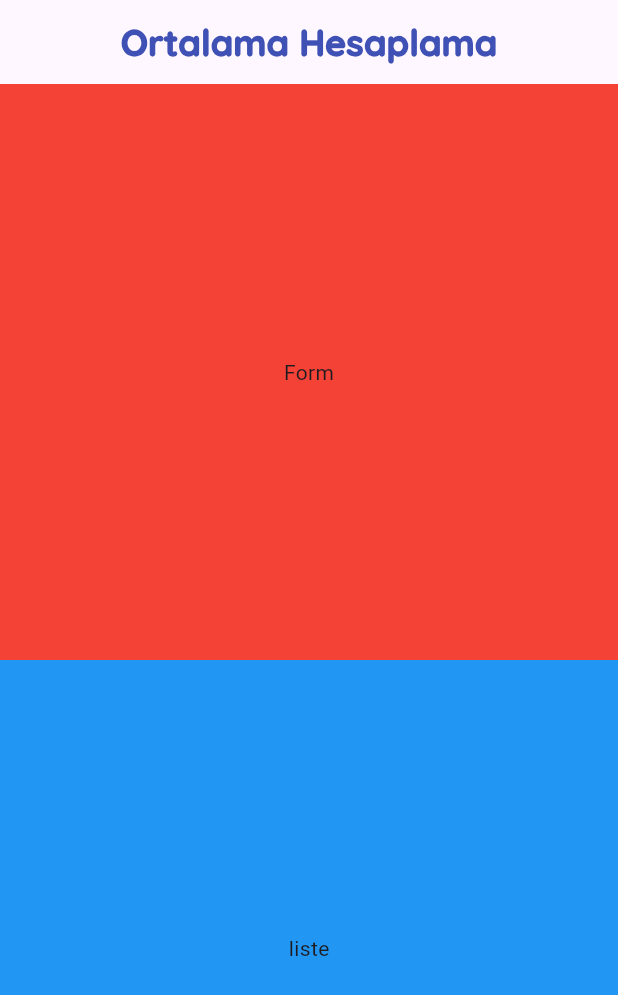
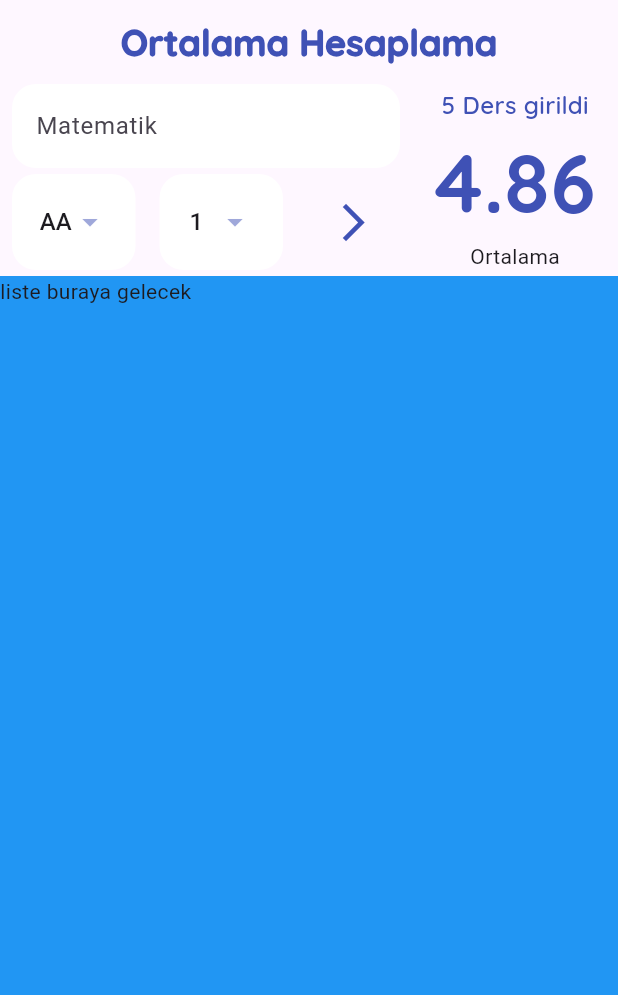
Before and after one commit to dogan1972/dinamikortalamahesaplama, a Flutter app: the screen it shows after launch, on a phone screen of 412 x 824 dp. Shown: the top 995 px of the screen. Run offline on Flutter 3.47's test engine with Material 3 defaults, Android fonts, the phone set to English and light mode, and no system bars; our stand-ins replace google_fonts.

Commit message:
ikinci commit

```diff
--- a/lib/constants/app_constants.dart
+++ b/lib/constants/app_constants.dart
@@ -2,6 +2,10 @@ import 'package:flutter/material.dart';
 import 'package:google_fonts/google_fonts.dart';
 
 class Sabitler {
+  static final EdgeInsets dropDownPadding = EdgeInsets.symmetric(
+    horizontal: 16,
+    vertical: 8,
+  );
   static const MaterialColor anaRenk = Colors.indigo;
   static const String appTitle = "Ortalama Hesaplama";
   static final TextStyle baslikTextStyle = GoogleFonts.quicksand(
@@ -9,4 +13,16 @@ class Sabitler {
     fontWeight: FontWeight.w900,
     color: anaRenk,
   );
+  static BorderRadius borderRadius = BorderRadius.circular(16);
+  static final TextStyle ortalamaGosterBodyStyle = GoogleFonts.quicksand(
+    fontSize: 16,
+    fontWeight: FontWeight.w600,
+    color: anaRenk,
+  );
+  static final TextStyle ortalamaStyle = GoogleFonts.quicksand(
+    fontSize: 55,
+    fontWeight: FontWeight.w800,
+    color: anaRenk,
+  );
+  static final yatayPadding8 = EdgeInsets.symmetric(horizontal: 8);
 }
--- /dev/null
+++ b/lib/helper/data_helper.dart
@@ -0,0 +1,50 @@
+import 'package:flutter/material.dart';
+
+class DataHelper {
+  static List<String> _tumDerslerinHarfleri() {
+    return ["AA", "BA", "BB", "CB", "CC", "DC", "DD", "FD", "FF"];
+  }
+
+  static double _harfiNotaCevir(String harf) {
+    switch (harf) {
+      case "AA":
+        return 4;
+      case "BA":
+        return 3.5;
+      case "BB":
+        return 3;
+      case "CB":
+        return 2.5;
+      case "CC":
+        return 2;
+      case "DC":
+        return 1.5;
+      case "DD":
+        return 1;
+      case "FD":
+        return 0.5;
+      case "FF":
+        return 0;
+      default:
+        return 1;
+    }
+  }
+
+  static List<DropdownMenuItem<double>> tumderslerinHarfleri() {
+    return _tumDerslerinHarfleri()
+        .map((e) => DropdownMenuItem(value: _harfiNotaCevir(e), child: Text(e)))
+        .toList();
+  }
+
+  static List<int> _tumKrediler() {
+    return List.generate(10, (index) {
+      return index + 1;
+    }).toList();
+  }
+
+  static List<DropdownMenuItem<double>> tumDerslerinKredileri() {
+    return _tumKrediler().map((e) {
+      return DropdownMenuItem(value: e.toDouble(), child: Text(e.toString()));
+    }).toList();
+  }
+}
--- /dev/null
+++ b/lib/widgets/ortalama_goster.dart
@@ -0,0 +1,31 @@
+import 'package:dinamik_ortalama_hesaplama/constants/app_constants.dart';
+import 'package:flutter/material.dart';
+
+class OrtalamaGoster extends StatelessWidget {
+  final double ortalama;
+  final int dersSayisi;
+  const OrtalamaGoster({
+    super.key,
+    required this.ortalama,
+    required this.dersSayisi,
+  });
+
+  @override
+  Widget build(BuildContext context) {
+    return Column(
+      mainAxisAlignment: MainAxisAlignment.center,
+      crossAxisAlignment: CrossAxisAlignment.center,
+      children: [
+        Text(
+          dersSayisi > 0 ? "$dersSayisi Ders girildi" : "Ders Seçiniz",
+          style: Sabitler.ortalamaGosterBodyStyle,
+        ),
+        Text(
+          ortalama >= 0 ? ortalama.toStringAsFixed(2) : "0.0",
+          style: Sabitler.ortalamaStyle,
+        ),
+        Text("Ortalama"),
+      ],
+    );
+  }
+}
--- a/lib/widgets/ortalama_hesapla_page.dart
+++ b/lib/widgets/ortalama_hesapla_page.dart
@@ -1,4 +1,6 @@
 import 'package:dinamik_ortalama_hesaplama/constants/app_constants.dart';
+import 'package:dinamik_ortalama_hesaplama/helper/data_helper.dart';
+import 'package:dinamik_ortalama_hesaplama/widgets/ortalama_goster.dart';
 import 'package:flutter/material.dart';
 
 class OrtalamaHesaplaPage extends StatefulWidget {
@@ -9,6 +11,10 @@ class OrtalamaHesaplaPage extends StatefulWidget {
 }
 
 class _OrtalamaHesaplaPageState extends State<OrtalamaHesaplaPage> {
+  double secilenHarfDegeri = 4;
+  double secilenKrediDegeri = 1;
+
+  GlobalKey<FormState> formKey = GlobalKey<FormState>();
   @override
   Widget build(BuildContext context) {
     return Scaffold(
@@ -20,25 +26,145 @@ class _OrtalamaHesaplaPageState extends State<OrtalamaHesaplaPage> {
         ),
       ),
       body: Column(
-        mainAxisAlignment: MainAxisAlignment.spaceAround,
-        crossAxisAlignment: CrossAxisAlignment.center,
+        crossAxisAlignment: CrossAxisAlignment.stretch,
         children: [
-          Expanded(
-            child: Container(
-              alignment: Alignment.center,
-              color: Colors.red,
-              child: Text("Form"),
-            ),
+          Row(
+            children: [
+              Expanded(flex: 2, child: _buildForm()),
+              Expanded(
+                flex: 1,
+                child: OrtalamaGoster(ortalama: 4.856, dersSayisi: 5),
+              ),
+            ],
           ),
           Expanded(
             child: Container(
-              alignment: Alignment.center,
               color: Colors.blue,
-              child: Text("liste"),
+              child: Text("liste buraya gelecek"),
             ),
           ),
         ],
       ),
     );
   }
+
+  Form _buildForm() {
+    return Form(
+      key: formKey,
+      child: Column(
+        mainAxisAlignment: MainAxisAlignment.spaceBetween,
+        children: [
+          Padding(
+            padding: Sabitler.yatayPadding8,
+            child: _buildTextFormField(),
+          ),
+          SizedBox(height: 4),
+          Row(
+            mainAxisAlignment: MainAxisAlignment.spaceBetween,
+            children: [
+              Expanded(
+                child: Padding(
+                  padding: Sabitler.yatayPadding8,
+                  child: _buildHarfler(),
+                ),
+              ),
+              Expanded(
+                child: Padding(
+                  padding: Sabitler.yatayPadding8,
+                  child: _buildKrediler(),
+                ),
+              ),
+              ElevatedButton(
+                style: ButtonStyle(
+                  backgroundColor: WidgetStateColor.transparent,
+                ),
+                onPressed: null,
+                child: Icon(
+                  Icons.arrow_forward_ios_sharp,
+                  size: 30,
+                  color: Sabitler.anaRenk,
+                ),
+              ),
+            ],
+          ),
+          SizedBox(height: 4),
+        ],
+      ),
+    );
+  }
+
+  TextFormField _buildTextFormField() {
+    return TextFormField(
+      decoration: InputDecoration(
+        hintText: "Matematik",
+        border: OutlineInputBorder(
+          borderRadius: Sabitler.borderRadius,
+          borderSide: BorderSide.none,
+        ),
+        filled: true,
+        fillColor: Sabitler.anaRenk.withValues(
+          alpha: 25,
+          red: 25,
+          green: 25,
+          blue: 25,
+        ),
+      ),
+    );
+  }
+
+  Container _buildHarfler() {
+    return Container(
+      alignment: Alignment.center,
+      padding: Sabitler.dropDownPadding,
+      decoration: BoxDecoration(
+        color: Sabitler.anaRenk.shade100.withValues(
+          alpha: 50,
+          red: 50,
+          blue: 50,
+          green: 50,
+        ),
+        borderRadius: Sabitler.borderRadius,
+      ),
+      child: DropdownButton<double>(
+        elevation: 16,
+        iconEnabledColor: Sabitler.anaRenk.shade200,
+        value: secilenHarfDegeri,
+        underline: Container(),
+        items: DataHelper.tumderslerinHarfleri(),
+        onChanged: (deger) {
+          setState(() {
+            secilenHarfDegeri = deger!;
+          });
+        },
+      ),
+    );
+  }
+
+  Container _buildKrediler() {
+    return Container(
+      alignment: Alignment.center,
+      padding: Sabitler.dropDownPadding,
+      decoration: BoxDecoration(
+        color: Sabitler.anaRenk.shade100.withValues(
+          alpha: 50,
+          red: 50,
+          blue: 50,
+          green: 50,
+        ),
+        borderRadius: Sabitler.borderRadius,
+      ),
+      child: DropdownButton<double>(
+        elevation: 16,
+        iconEnabledColor: Sabitler.anaRenk.shade200,
+        value: secilenKrediDegeri,
+        underline: Container(),
+        items: DataHelper.tumDerslerinKredileri(),
+        onChanged: (deger) {
+          setState(() {
+            secilenKrediDegeri = deger!;
+          });
+        },
+      ),
+    );
+  }
 }
```
